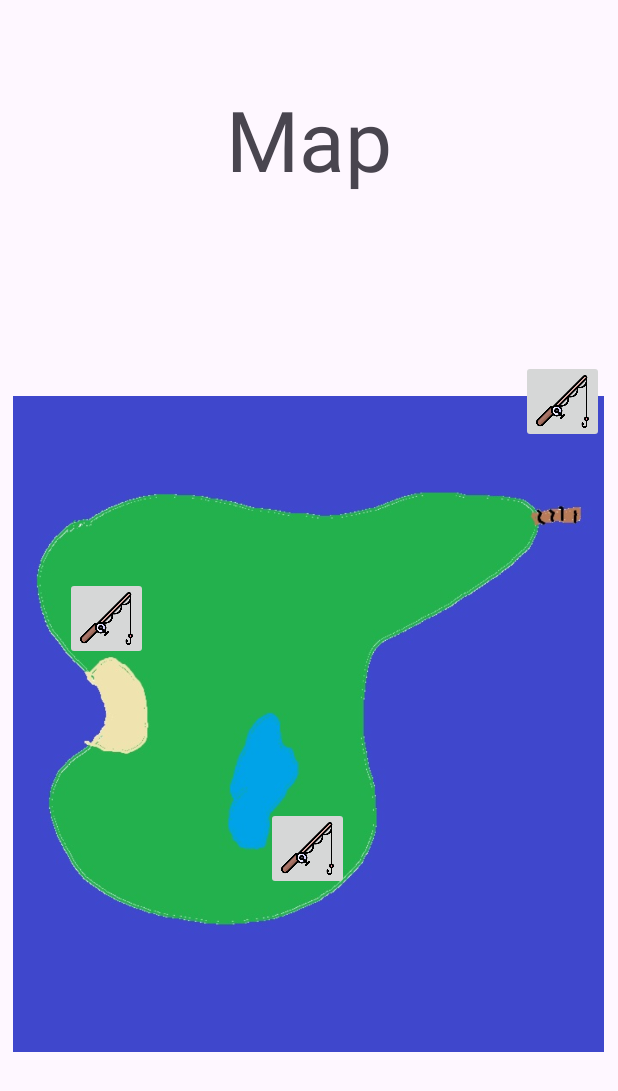
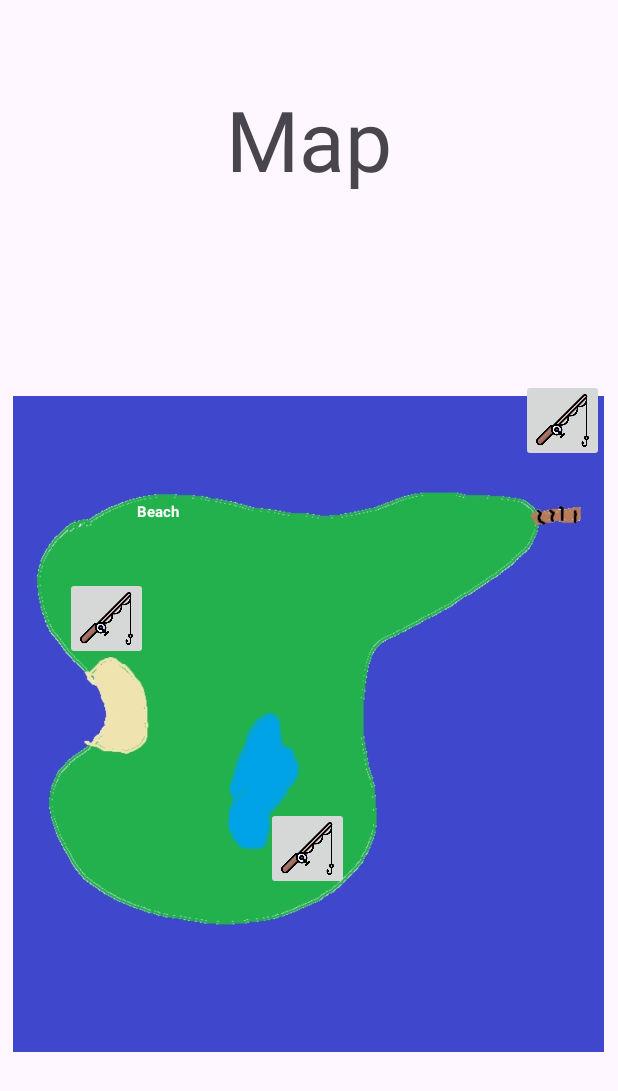
Before and after one commit to Whizma/GOFISH, an Android app: the Map screen opened directly, with no data from a screen before it, on a phone screen of 412 x 824 dp. Shown: the top 1091 px of the screen. Run offline under Robolectric (Android 15) with nearby library versions, the light colour scheme and no system bars.

Commit message:
main to map to fish

```diff
--- a/app/src/main/AndroidManifest.xml
+++ b/app/src/main/AndroidManifest.xml
@@ -15,7 +15,7 @@
             android:name=".FishingGame"
             android:exported="false" />
         <activity
-            android:name=".MapActivity"
+            android:name=".Map"
             android:exported="false" />
         <activity
             android:name=".MainActivity"
--- a/app/src/main/java/com/example/gofish/MainActivity.java
+++ b/app/src/main/java/com/example/gofish/MainActivity.java
@@ -21,7 +21,7 @@ public class MainActivity extends AppCompatActivity {
         goFishButton.setOnClickListener(new View.OnClickListener() {
             @Override
             public void onClick(View v) {
-                startActivity(new Intent(MainActivity.this, FishingGame.class));
+                startActivity(new Intent(MainActivity.this, Map.class));
             }
         });
     }
--- a/app/src/main/java/com/example/gofish/MapActivity.java
+++ b/app/src/main/java/com/example/gofish/Map.java
@@ -8,7 +8,7 @@ import android.view.View;
 import android.widget.ImageButton;
 import android.widget.ImageView;
 
-public class MapActivity extends AppCompatActivity {
+public class Map extends AppCompatActivity {
     private ImageView fishMapImage;
 
     private ImageButton beachButton;
@@ -28,7 +28,7 @@ public class MapActivity extends AppCompatActivity {
         View.OnClickListener buttonClickListener = new View.OnClickListener() {
             @Override
             public void onClick(View v) {
-                Intent intent = new Intent(MapActivity.this, MainActivity.class);
+                Intent intent = new Intent(Map.this, FishingGame.class);
                 startActivity(intent);
             }
         };
@@ -37,8 +37,4 @@ public class MapActivity extends AppCompatActivity {
         lakeButton.setOnClickListener(buttonClickListener);
 
     }
-    public void fishing() {
-        Intent intent = new Intent(this, MainActivity.class);
-        startActivity(intent);
-    }
 }
--- a/app/src/main/res/layout/map.xml
+++ b/app/src/main/res/layout/map.xml
@@ -4,7 +4,7 @@
     xmlns:tools="http://schemas.android.com/tools"
     android:layout_width="match_parent"
     android:layout_height="match_parent"
-    tools:context=".MapActivity">
+    tools:context=".Map">
 
     <TextView
         android:layout_width="wrap_content"
@@ -37,10 +37,10 @@
         android:src="@drawable/rod"
         app:layout_constraintBottom_toBottomOf="parent"
         app:layout_constraintEnd_toEndOf="parent"
-        app:layout_constraintHorizontal_bias="0.973"
+        app:layout_constraintHorizontal_bias="0.974"
         app:layout_constraintStart_toStartOf="parent"
         app:layout_constraintTop_toTopOf="parent"
-        app:layout_constraintVertical_bias="0.312" />
+        app:layout_constraintVertical_bias="0.329" />
 
     <ImageButton
         android:id="@+id/beach"
@@ -67,4 +67,20 @@
         app:layout_constraintTop_toTopOf="parent"
         app:layout_constraintVertical_bias="0.7" />
 
+    <TextView
+        android:layout_width="wrap_content"
+        android:layout_height="wrap_content"
+        android:gravity="center"
+        android:text="Beach"
+        android:textAppearance="@style/TextAppearance.AppCompat."
+        android:textColor="@color/white"
+        android:textStyle="bold"
+        app:layout_constraintBottom_toBottomOf="parent"
+        app:layout_constraintEnd_toEndOf="parent"
+        app:layout_constraintHorizontal_bias="0.237"
+        app:layout_constraintStart_toStartOf="parent"
+        app:layout_constraintTop_toTopOf="parent"
+        app:layout_constraintVertical_bias="0.412" />
+
+
 </androidx.constraintlayout.widget.ConstraintLayout>
```
